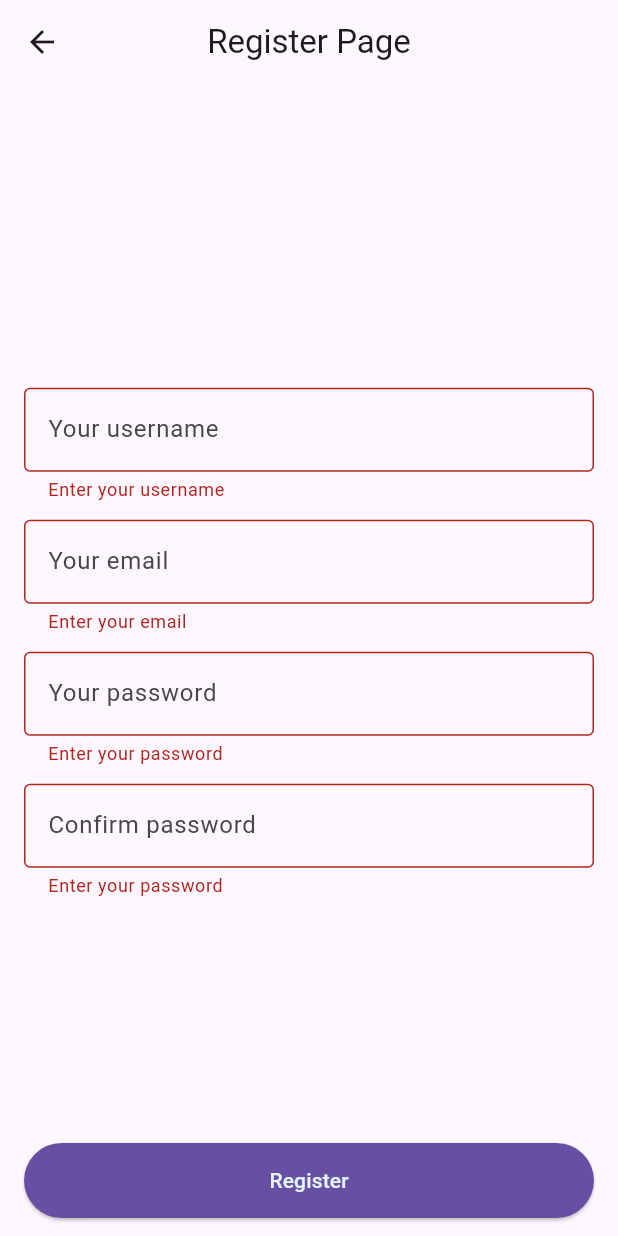
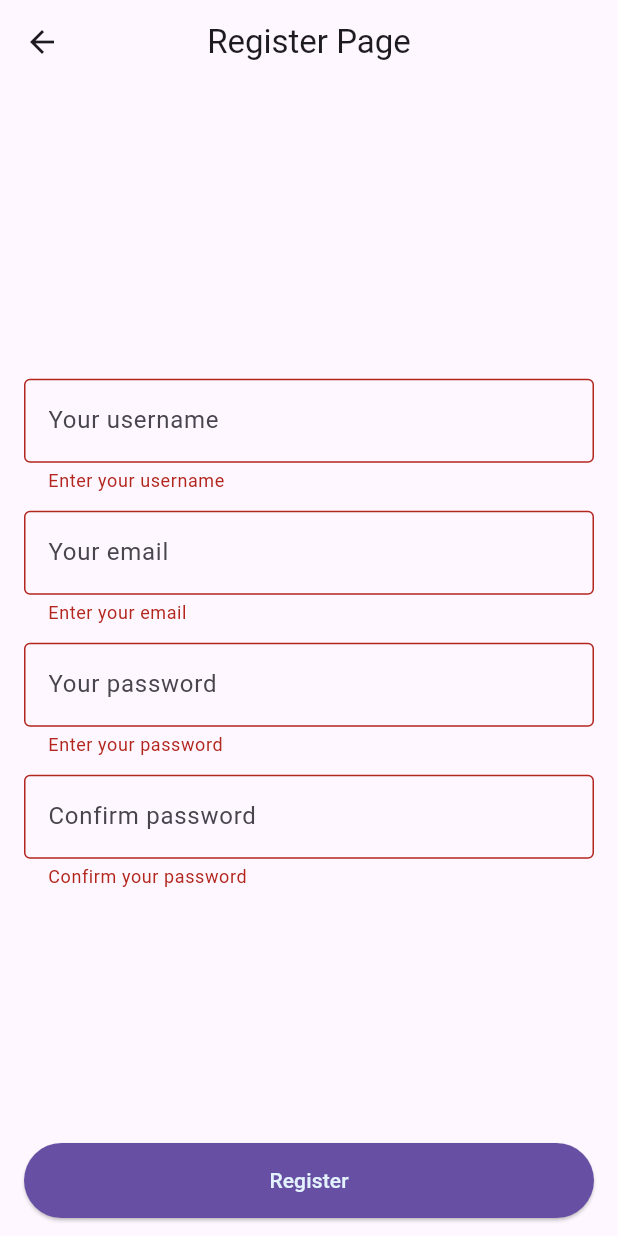
Before and after one commit to abdymazhittoretay/real_time_chat_app, a Flutter app: the RegisterPage screen opened directly, after a tap on "Register", on a phone screen of 412 x 824 dp. Run offline on Flutter 3.47's test engine with Material 3 defaults, Android fonts, the phone set to English and light mode, and no system bars; our stand-ins replace firebase_auth, firebase_core; accounts and stored records are empty; generated files the repository leaves out were written again.

Commit message:
fixed bottom overflow

```diff
--- a/lib/pages/register_page.dart
+++ b/lib/pages/register_page.dart
@@ -21,7 +21,12 @@ class _RegisterPageState extends State<RegisterPage> {
     return Scaffold(
       appBar: AppBar(title: Text("Register Page"), centerTitle: true),
       body: SafeArea(
-        child: Center(
+        child: LayoutBuilder(
+          builder: (context, constraints) {
+            return SingleChildScrollView(
+              child: ConstrainedBox(
+                constraints: BoxConstraints(minHeight: constraints.maxHeight),
+                child: IntrinsicHeight(
                   child: Padding(
                     padding: const EdgeInsets.symmetric(
                       horizontal: 16.0,
@@ -30,11 +35,13 @@ class _RegisterPageState extends State<RegisterPage> {
                     child: Form(
                       key: _formKey,
                       child: Column(
-                mainAxisAlignment: MainAxisAlignment.center,
                         crossAxisAlignment: CrossAxisAlignment.center,
                         children: [
                           Spacer(),
-                  Text(errorMessage, style: TextStyle(color: Colors.red)),
+                          Text(
+                            errorMessage,
+                            style: TextStyle(color: Colors.red),
+                          ),
                           SizedBox(height: 6.0),
                           TextFormField(
                             controller: _usernameController,
@@ -42,7 +49,8 @@ class _RegisterPageState extends State<RegisterPage> {
                               hintText: "Your username",
                               border: OutlineInputBorder(),
                             ),
-                    validator: (value) => (value == null || value.isEmpty)
+                            validator: (value) =>
+                                (value == null || value.isEmpty)
                                 ? "Enter your username"
                                 : null,
                           ),
@@ -53,7 +61,7 @@ class _RegisterPageState extends State<RegisterPage> {
                               hintText: "Your email",
                               border: OutlineInputBorder(),
                             ),
-                    validator: (value) => validateEmail(value),
+                            validator: validateEmail,
                           ),
                           SizedBox(height: 12.0),
                           TextFormField(
@@ -63,7 +71,8 @@ class _RegisterPageState extends State<RegisterPage> {
                               hintText: "Your password",
                               border: OutlineInputBorder(),
                             ),
-                    validator: (value) => (value == null || value.isEmpty)
+                            validator: (value) =>
+                                (value == null || value.isEmpty)
                                 ? "Enter your password"
                                 : null,
                           ),
@@ -75,31 +84,32 @@ class _RegisterPageState extends State<RegisterPage> {
                               hintText: "Confirm password",
                               border: OutlineInputBorder(),
                             ),
-
                             validator: (value) {
                               if (value == null || value.isEmpty) {
-                        return "Enter your password";
+                                return "Confirm your password";
                               }
-                      if (_passwordController.text !=
-                          _confirmPasswordController.text) {
-                        return "Passwords don't match";
+                              if (value != _passwordController.text) {
+                                return "Passwords do not match";
                               }
                               return null;
                             },
                           ),
                           Spacer(),
+                          SizedBox(height: 12.0),
                           ElevatedButton(
                             style: ElevatedButton.styleFrom(
                               minimumSize: Size(double.maxFinite, 50),
                               backgroundColor: Theme.of(context).primaryColor,
-                      foregroundColor: Theme.of(context).secondaryHeaderColor,
+                              foregroundColor: Theme.of(
+                                context,
+                              ).secondaryHeaderColor,
                             ),
                             onPressed: () {
                               if (_formKey.currentState!.validate()) {
+                                _usernameController.clear();
                                 _emailController.clear();
                                 _passwordController.clear();
                                 _confirmPasswordController.clear();
-                        _usernameController.clear();
                               }
                             },
                             child: Text("Register"),
@@ -108,6 +118,10 @@ class _RegisterPageState extends State<RegisterPage> {
                       ),
                     ),
                   ),
+                ),
+              ),
+            );
+          },
         ),
       ),
     );
```
Lines whose indentation alone changed are shown as unchanged.
